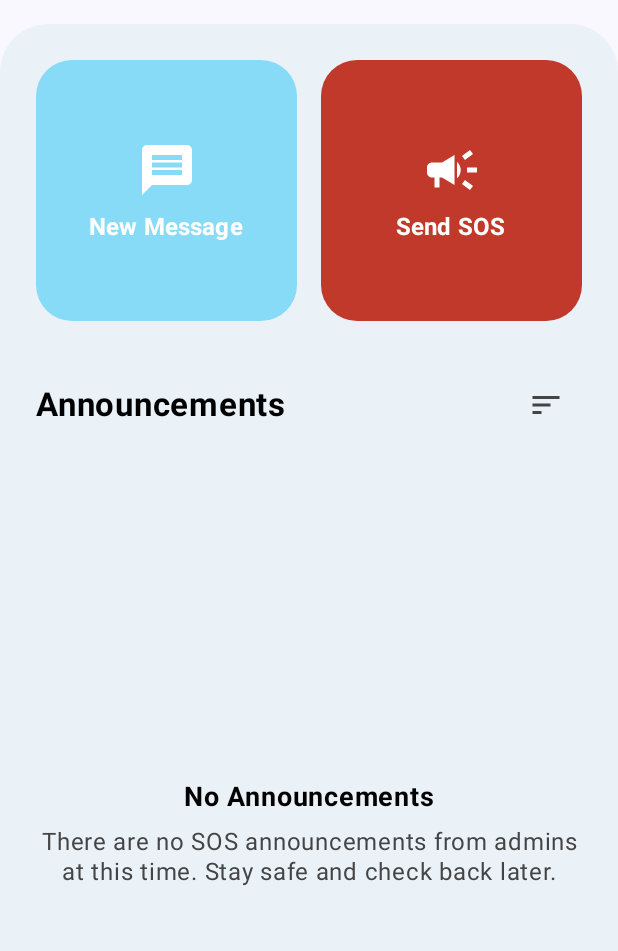
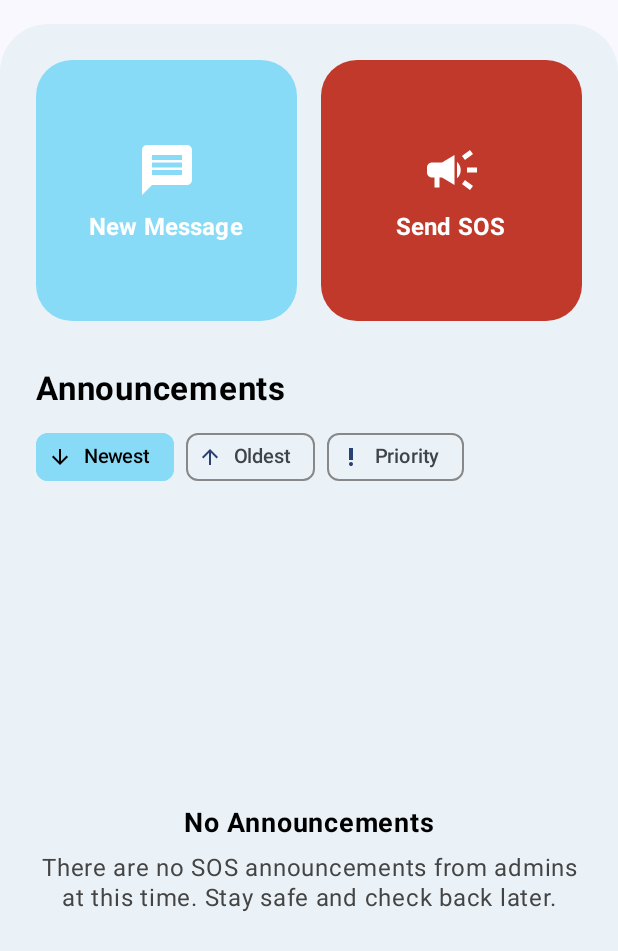
Before and after one commit to christian-dela-cruz/HopFogMobile, an Android app built with Jetpack Compose: the composable HomePageContent shown on its own in the app's theme, after a tap on "New Message", on a phone screen of 412 x 824 dp. Shown: the top 951 px of the screen. Run offline under Robolectric (Android 15) with nearby library versions, the phone set to English and light mode, and no system bars.

Commit message:
Improve sort UI with filter chips, fix message page keyboard issue, add chat sorting
Co-authored-by: mldusisa <164836284+mldusisa@users.noreply.github.com>

```diff
--- a/app/src/main/AndroidManifest.xml
+++ b/app/src/main/AndroidManifest.xml
@@ -32,7 +32,8 @@
             android:name=".MainActivity"
             android:exported="true"
             android:label="@string/app_name"
-            android:theme="@style/Theme.HopFog">
+            android:theme="@style/Theme.HopFog"
+            android:windowSoftInputMode="adjustResize">
             <intent-filter>
                 <action android:name="android.intent.action.MAIN" />
 
--- a/app/src/main/java/com/example/hopfog/HomePage.kt
+++ b/app/src/main/java/com/example/hopfog/HomePage.kt
@@ -1,5 +1,6 @@
 package com.example.hopfog
 
+import androidx.compose.foundation.BorderStroke
 import androidx.compose.foundation.layout.*
 import androidx.compose.foundation.lazy.LazyColumn
 import androidx.compose.foundation.lazy.items
@@ -8,10 +9,9 @@ import androidx.compose.material.icons.Icons
 import androidx.compose.material.icons.filled.*
 import androidx.compose.material3.Button
 import androidx.compose.material3.ButtonDefaults
-import androidx.compose.material3.DropdownMenu
-import androidx.compose.material3.DropdownMenuItem
+import androidx.compose.material3.FilterChip
+import androidx.compose.material3.FilterChipDefaults
 import androidx.compose.material3.Icon
-import androidx.compose.material3.IconButton
 import androidx.compose.material3.Surface
 import androidx.compose.material3.Text
 import androidx.compose.runtime.Composable
@@ -32,10 +32,10 @@ import androidx.compose.ui.unit.dp
 import androidx.compose.ui.unit.sp
 import com.example.hopfog.ui.theme.*
 
-private enum class AnnouncementSortMode(val label: String) {
-    NEWEST_FIRST("Newest First"),
-    OLDEST_FIRST("Oldest First"),
-    PRIORITY("Priority")
+private enum class AnnouncementSortMode(val label: String, val icon: ImageVector) {
+    NEWEST_FIRST("Newest", Icons.Default.ArrowDownward),
+    OLDEST_FIRST("Oldest", Icons.Default.ArrowUpward),
+    PRIORITY("Priority", Icons.Default.PriorityHigh)
 }
 
 @Composable
@@ -47,7 +47,6 @@ fun HomePageContent(
     val context = LocalContext.current
     var announcements by remember { mutableStateOf<List<Announcement>>(emptyList()) }
     var sortMode by remember { mutableStateOf(AnnouncementSortMode.NEWEST_FIRST) }
-    var showSortMenu by remember { mutableStateOf(false) }
 
     LaunchedEffect(isOnline) {
         announcements = NetworkManager.getAnnouncements(context)
@@ -100,42 +99,34 @@ fun HomePageContent(
                         fontWeight = FontWeight.Bold,
                         color = Color.Black
                     )
-                    Box {
-                        IconButton(onClick = { showSortMenu = true }) {
-                            Icon(
-                                imageVector = Icons.Default.Sort,
-                                contentDescription = "Sort announcements",
-                                tint = Color.DarkGray
-                            )
                 }
-                        DropdownMenu(
-                            expanded = showSortMenu,
-                            onDismissRequest = { showSortMenu = false }
+                Spacer(modifier = Modifier.height(8.dp))
+                Row(
+                    modifier = Modifier.fillMaxWidth(),
+                    horizontalArrangement = Arrangement.spacedBy(8.dp)
                 ) {
                     AnnouncementSortMode.entries.forEach { mode ->
-                                DropdownMenuItem(
-                                    text = {
-                                        Text(
-                                            text = mode.label,
-                                            fontWeight = if (mode == sortMode) FontWeight.Bold else FontWeight.Normal
+                        FilterChip(
+                            selected = mode == sortMode,
+                            onClick = { sortMode = mode },
+                            label = { Text(mode.label, fontSize = 13.sp) },
+                            leadingIcon = {
+                                Icon(
+                                    imageVector = mode.icon,
+                                    contentDescription = null,
+                                    modifier = Modifier.size(16.dp)
                                 )
                             },
-                                    onClick = {
-                                        sortMode = mode
-                                        showSortMenu = false
-                                    },
-                                    leadingIcon = {
-                                        if (mode == sortMode) {
-                                            Icon(
-                                                imageVector = Icons.Default.Check,
-                                                contentDescription = null,
-                                                tint = Color.Black
+                            colors = FilterChipDefaults.filterChipColors(
+                                selectedContainerColor = HopFogBlue,
+                                selectedLabelColor = Color.Black,
+                                selectedLeadingIconColor = Color.Black
+                            ),
+                            border = BorderStroke(
+                                1.dp,
+                                if (mode == sortMode) HopFogBlue else Color.Gray
                             )
-                                        }
-                                    }
                         )
-                            }
-                        }
                     }
                 }
                 Spacer(modifier = Modifier.height(16.dp))
```
Also changed, not shown: app/src/main/java/com/example/hopfog/ChatsListPage.kt (+63 -10 lines), app/src/main/java/com/example/hopfog/MessagePage.kt (+1 -12 lines). Lines whose indentation alone changed are shown as unchanged.
